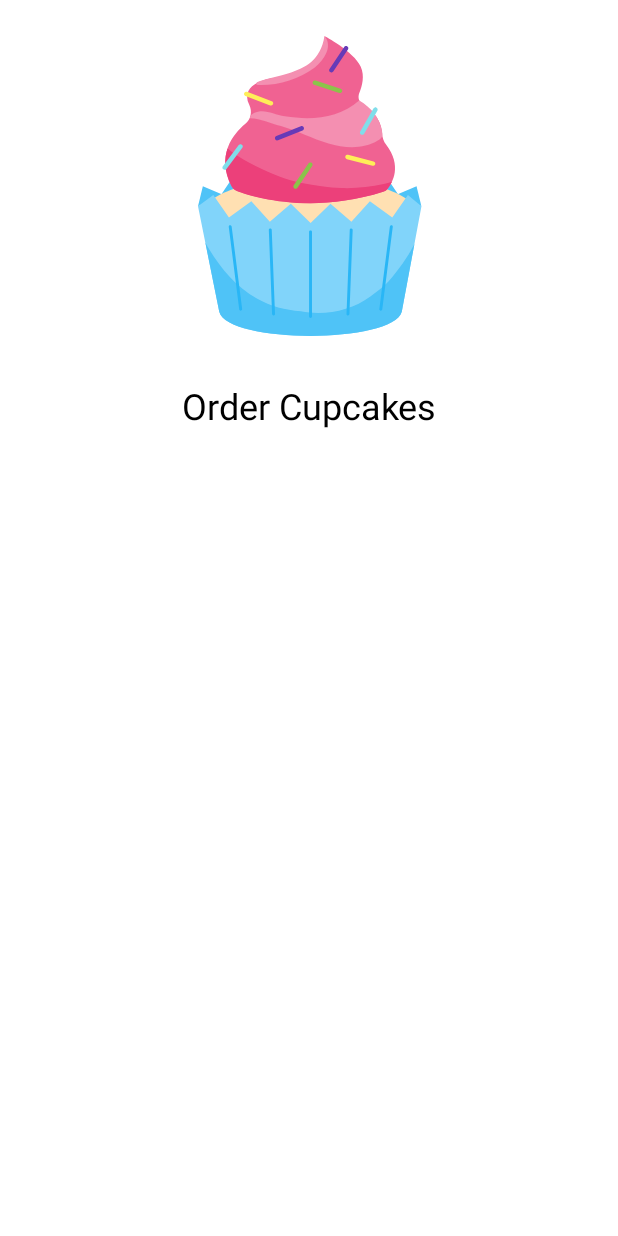
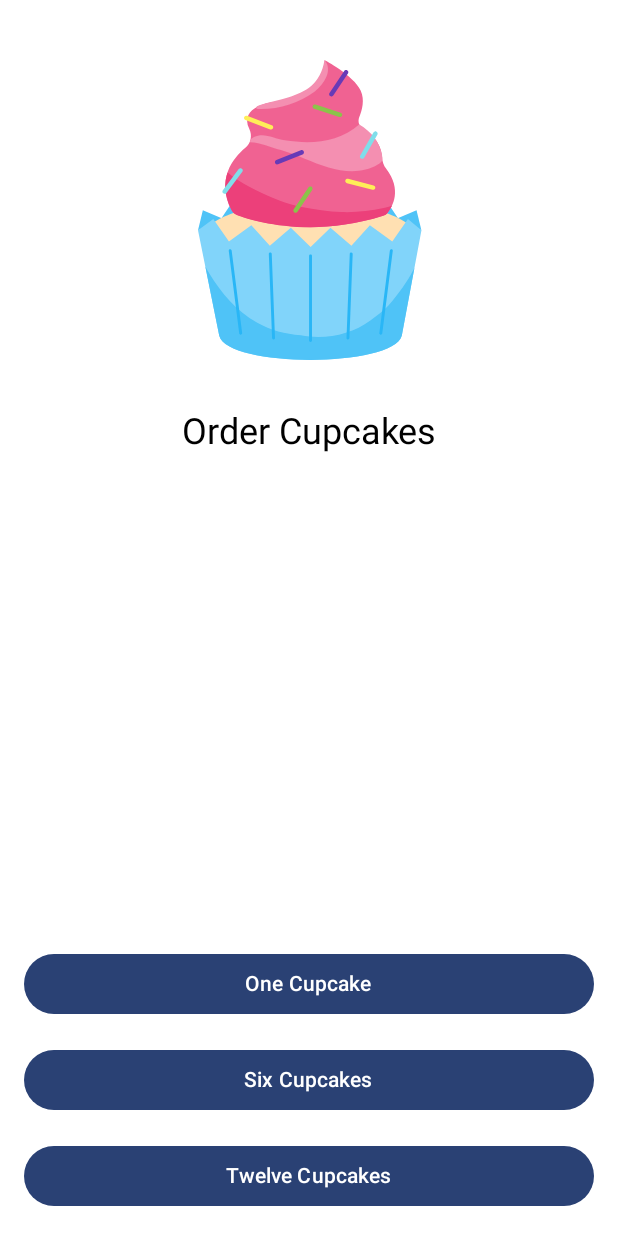
Before and after one commit to 3X0DUS-07/CupcakeApp, an Android app built with Jetpack Compose: the @Preview function StartOrderPreview, on a phone screen of 412 x 824 dp. Run offline under Robolectric (Android 15) with nearby library versions, the phone set to English and light mode, and no system bars.

Commit message:
Integrar opciones de cantidad de DataSource en la vista previa de StartOrderScreen

```diff
--- a/app/src/main/java/com/example/cupcakeapp1/ui/StartOrderScreen.kt
+++ b/app/src/main/java/com/example/cupcakeapp1/ui/StartOrderScreen.kt
@@ -22,11 +22,17 @@ import androidx.compose.ui.res.stringResource
 import androidx.annotation.StringRes
 import androidx.compose.foundation.layout.widthIn
 import androidx.compose.material3.Button
+import com.example.cupcakeapp1.data.DataSource
+import androidx.compose.foundation.layout.fillMaxSize
+import androidx.compose.foundation.layout.padding
 
 @Composable
 fun StartOrderScreen(
+    quantityOptions: List<Pair<Int, Int>>,
+    onNextButtonClicked: (Int) -> Unit,
     modifier: Modifier = Modifier
-) {
+)
+{
     Column(
         modifier = modifier,
         verticalArrangement = Arrangement.SpaceBetween
@@ -36,6 +42,7 @@ fun StartOrderScreen(
             horizontalAlignment = Alignment.CenterHorizontally,
             verticalArrangement = Arrangement.spacedBy(dimensionResource(R.dimen.padding_small))
         ) {
+
             Spacer(modifier = Modifier.height(dimensionResource(R.dimen.padding_medium)))
 
             Image(
@@ -51,6 +58,7 @@ fun StartOrderScreen(
             )
 
             Spacer(modifier = Modifier.height(dimensionResource(R.dimen.padding_small)))
+        }
         Column(
             modifier = Modifier.fillMaxWidth(),
             horizontalAlignment = Alignment.CenterHorizontally,
@@ -58,11 +66,17 @@ fun StartOrderScreen(
                 dimensionResource(R.dimen.padding_medium)
             )
         ) {
-                // Aquí se colocarán más elementos
+            quantityOptions.forEach { item ->
+                com.example.cupcakeapp1.ui.SelectQuantityButton(
+                    labelResourceId = item.first,
+                    onClick = { onNextButtonClicked(item.second) },
+                    modifier = Modifier.fillMaxWidth()
+                )
             }
         }
     }
 }
+
 
 @Composable
 fun SelectQuantityButton(
@@ -82,6 +96,12 @@ fun SelectQuantityButton(
 @Composable
 fun StartOrderPreview() {
     CupcakeApp1Theme {
-        StartOrderScreen()
+        StartOrderScreen(
+            quantityOptions = DataSource.quantityOptions,
+            onNextButtonClicked = {},
+            modifier = Modifier
+                .fillMaxSize()
+                .padding(dimensionResource(R.dimen.padding_medium))
+        )
     }
 }
```
Lines whose indentation alone changed are shown as unchanged.
